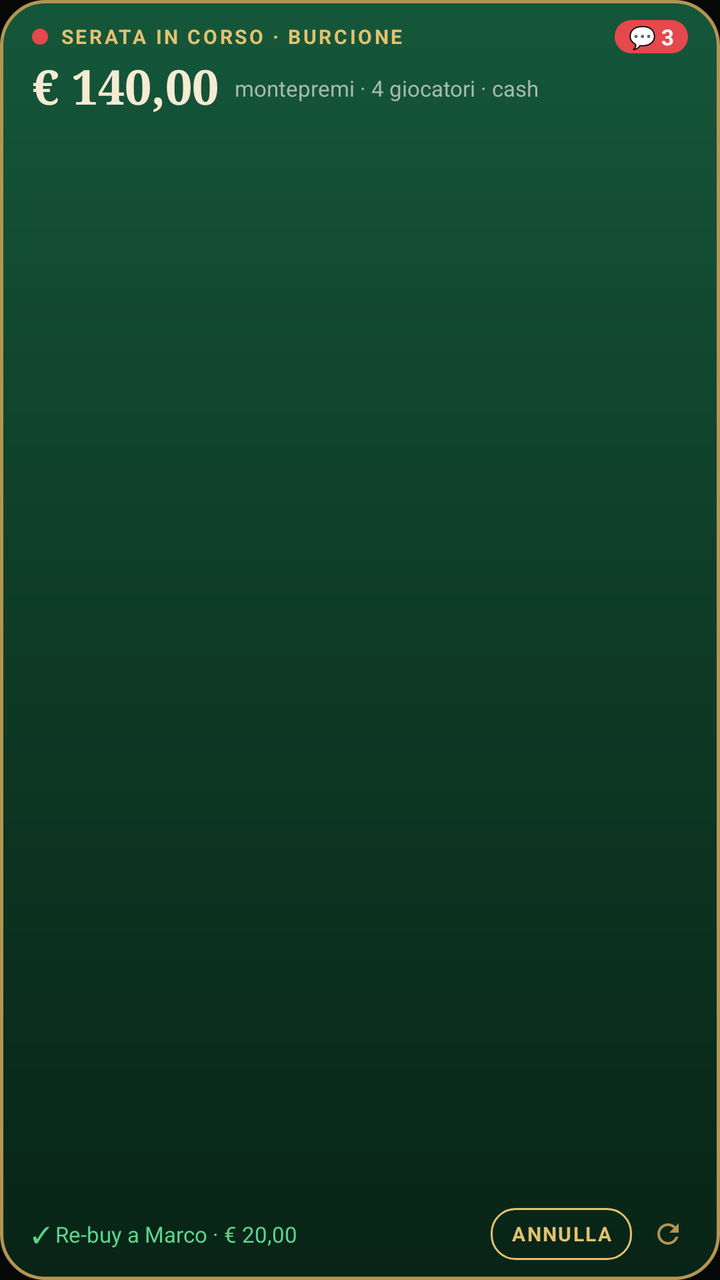
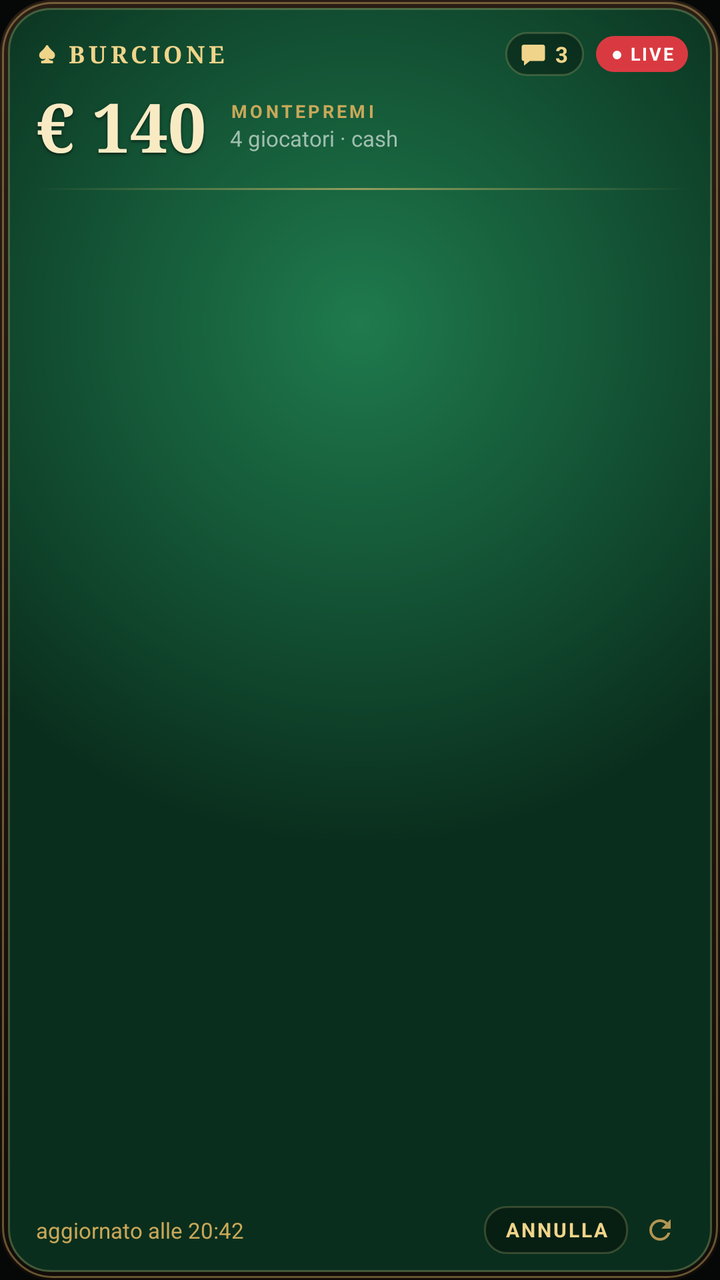

Compare the two renders of this Android layout. The source of the first and the diff that turns it into the second are given below.
<!-- AndroidManifest.xml: application theme Theme.HomePoker -->
<!-- res/layout/widget_live.xml -->
<?xml version="1.0" encoding="utf-8"?>
<LinearLayout xmlns:android="http://schemas.android.com/apk/res/android"
    android:id="@+id/root"
    android:layout_width="match_parent"
    android:layout_height="match_parent"
    android:background="@drawable/widget_bg"
    android:orientation="vertical"
    android:paddingStart="12dp"
    android:paddingEnd="12dp"
    android:paddingTop="10dp"
    android:paddingBottom="8dp">

    <LinearLayout
        android:id="@+id/head"
        android:layout_width="match_parent"
        android:layout_height="wrap_content"
        android:orientation="vertical"
        android:paddingStart="4dp"
        android:paddingEnd="4dp">
        <LinearLayout
            android:layout_width="match_parent"
            android:layout_height="wrap_content"
            android:gravity="center_vertical"
            android:orientation="horizontal">
            <ImageView
                android:layout_width="8dp"
                android:layout_height="8dp"
                android:layout_marginEnd="6dp"
                android:src="@drawable/live_dot" />
            <TextView
                android:id="@+id/label"
                android:layout_width="0dp"
                android:layout_height="wrap_content"
                android:layout_weight="1"
                android:ellipsize="end"
                android:maxLines="1"
                android:text="SERATA IN CORSO · BURCIONE"
                android:textColor="@color/gold"
                android:textSize="10sp"
                android:textStyle="bold"
                android:letterSpacing="0.12" />
            <TextView
                android:id="@+id/chat"
                android:layout_width="wrap_content"
                android:layout_height="wrap_content"
                android:background="@drawable/badge_bg"
                android:paddingStart="7dp"
                android:paddingEnd="7dp"
                android:paddingTop="1dp"
                android:paddingBottom="1dp"
                android:text="💬 3"
                android:textColor="#FFFFFF"
                android:textSize="11sp"
                android:textStyle="bold" />
        </LinearLayout>
        <LinearLayout
            android:layout_width="match_parent"
            android:layout_height="wrap_content"
            android:gravity="bottom"
            android:orientation="horizontal">
            <TextView
                android:id="@+id/big"
                android:layout_width="wrap_content"
                android:layout_height="wrap_content"
                android:maxLines="1"
                android:text="€ 140,00"
                android:textColor="@color/cream"
                android:textSize="24sp"
                android:textStyle="bold"
                android:fontFamily="serif" />
            <TextView
                android:id="@+id/sub"
                android:layout_width="0dp"
                android:layout_height="wrap_content"
                android:layout_weight="1"
                android:layout_marginStart="8dp"
                android:layout_marginBottom="4dp"
                android:ellipsize="end"
                android:maxLines="1"
                android:text="montepremi · 4 giocatori · cash"
                android:textColor="@color/muted"
                android:textSize="11sp" />
        </LinearLayout>
    </LinearLayout>

    <ListView
        android:id="@+id/list"
        android:layout_width="match_parent"
        android:layout_height="0dp"
        android:layout_weight="1"
        android:layout_marginTop="6dp"
        android:divider="@null"
        android:dividerHeight="0dp"
        android:scrollbars="none" />
    <TextView
        android:id="@+id/empty"
        android:layout_width="match_parent"
        android:layout_height="0dp"
        android:layout_weight="1"
        android:gravity="center"
        android:text="Nessun giocatore al tavolo"
        android:textColor="@color/muted"
        android:textSize="12sp"
        android:visibility="gone" />

    <LinearLayout
        android:layout_width="match_parent"
        android:layout_height="30dp"
        android:layout_marginTop="2dp"
        android:gravity="center_vertical"
        android:orientation="horizontal"
        android:paddingStart="4dp">
        <TextView
            android:id="@+id/status"
            android:layout_width="0dp"
            android:layout_height="wrap_content"
            android:layout_weight="1"
            android:ellipsize="end"
            android:maxLines="1"
            android:text="✓ Re-buy a Marco · € 20,00"
            android:textColor="@color/win"
            android:textSize="11sp" />
        <TextView
            android:id="@+id/undo"
            android:layout_width="wrap_content"
            android:layout_height="26dp"
            android:layout_marginStart="6dp"
            android:background="@drawable/btn_line"
            android:gravity="center"
            android:paddingStart="10dp"
            android:paddingEnd="10dp"
            android:text="ANNULLA"
            android:textColor="@color/gold"
            android:textSize="10sp"
            android:textStyle="bold"
            android:letterSpacing="0.08" />
        <ImageView
            android:id="@+id/refresh"
            android:layout_width="28dp"
            android:layout_height="28dp"
            android:layout_marginStart="4dp"
            android:padding="6dp"
            android:src="@drawable/ic_refresh" />
    </LinearLayout>
</LinearLayout>
<!-- resources referenced by this layout -->
<resources>
  <color name="cream">#F4EBD3</color>
  <color name="gold">#E3C16F</color>
  <color name="muted">#A8B8AE</color>
  <color name="win">#5FD38D</color>
  <!-- drawable badge_bg (drawable) -->
  <?xml version="1.0" encoding="utf-8"?>
  <shape xmlns:android="http://schemas.android.com/apk/res/android" android:shape="rectangle">
      <solid android:color="#E5484D" />
      <corners android:radius="10dp" />
  </shape>
  <!-- drawable btn_line (drawable) -->
  <?xml version="1.0" encoding="utf-8"?>
  <shape xmlns:android="http://schemas.android.com/apk/res/android" android:shape="rectangle">
      <solid android:color="#00000000" />
      <corners android:radius="12dp" />
      <stroke android:width="1dp" android:color="#E3C16F" />
  </shape>
  <!-- drawable ic_refresh (drawable) -->
  <vector xmlns:android="http://schemas.android.com/apk/res/android" android:width="16dp" android:height="16dp" android:viewportWidth="24" android:viewportHeight="24">
      <path android:fillColor="#B39552" android:pathData="M17.65,6.35C16.2,4.9 14.21,4 12,4c-4.42,0 -7.99,3.58 -7.99,8s3.57,8 7.99,8c3.73,0 6.84,-2.55 7.73,-6h-2.08c-0.82,2.33 -3.04,4 -5.65,4 -3.31,0 -6,-2.69 -6,-6s2.69,-6 6,-6c1.66,0 3.14,0.69 4.22,1.78L13,11h7V4l-2.35,2.35z"/>
  </vector>
  <!-- drawable live_dot (drawable) -->
  <?xml version="1.0" encoding="utf-8"?>
  <shape xmlns:android="http://schemas.android.com/apk/res/android" android:shape="oval">
      <solid android:color="#E5484D" />
      <size android:width="8dp" android:height="8dp" />
  </shape>
  <!-- drawable widget_bg (drawable) -->
  <?xml version="1.0" encoding="utf-8"?>
  <shape xmlns:android="http://schemas.android.com/apk/res/android" android:shape="rectangle">
      <gradient android:angle="270" android:startColor="#15573A" android:centerColor="#0E3B26" android:endColor="#082417" android:type="linear" />
      <corners android:radius="22dp" />
      <stroke android:width="1.5dp" android:color="#B39552" />
  </shape>
  <style name="Theme.HomePoker" parent="android:Theme.Material.NoActionBar">
          <item name="android:windowBackground">@color/felt_dark</item>
          <item name="android:statusBarColor">@color/felt_dark</item>
          <item name="android:navigationBarColor">@color/felt_dark</item>
      </style>
  <color name="felt_dark">#050807</color>
</resources>

<!-- the commit's change to res/layout/widget_live.xml (unified diff, before → after) -->
@@ -1,32 +1,30 @@
 <?xml version="1.0" encoding="utf-8"?>
-<LinearLayout xmlns:android="http://schemas.android.com/apk/res/android"
+<FrameLayout xmlns:android="http://schemas.android.com/apk/res/android"
     android:id="@+id/root"
     android:layout_width="match_parent"
     android:layout_height="match_parent"
-    android:background="@drawable/widget_bg"
+    android:background="@drawable/w_rail"
+    android:padding="4dp">
+<LinearLayout
+    android:layout_width="match_parent"
+    android:layout_height="match_parent"
+    android:background="@drawable/w_felt"
     android:orientation="vertical"
-    android:paddingStart="12dp"
+    android:paddingStart="14dp"
     android:paddingEnd="12dp"
-    android:paddingTop="10dp"
-    android:paddingBottom="8dp">
+    android:paddingTop="12dp"
+    android:paddingBottom="6dp">
 
     <LinearLayout
         android:id="@+id/head"
         android:layout_width="match_parent"
         android:layout_height="wrap_content"
-        android:orientation="vertical"
-        android:paddingStart="4dp"
-        android:paddingEnd="4dp">
+        android:orientation="vertical">
         <LinearLayout
             android:layout_width="match_parent"
             android:layout_height="wrap_content"
             android:gravity="center_vertical"
             android:orientation="horizontal">
-            <ImageView
-                android:layout_width="8dp"
-                android:layout_height="8dp"
-                android:layout_marginEnd="6dp"
-                android:src="@drawable/live_dot" />
             <TextView
                 android:id="@+id/label"
                 android:layout_width="0dp"
@@ -34,61 +32,99 @@
                 android:layout_weight="1"
                 android:ellipsize="end"
                 android:maxLines="1"
-                android:text="SERATA IN CORSO · BURCIONE"
-                android:textColor="@color/gold"
-                android:textSize="10sp"
+                android:text="♠&#xFE0E; BURCIONE"
+                android:textColor="#F0D48A"
+                android:textSize="12sp"
                 android:textStyle="bold"
-                android:letterSpacing="0.12" />
+                android:letterSpacing="0.16"
+                android:fontFamily="serif" />
             <TextView
                 android:id="@+id/chat"
                 android:layout_width="wrap_content"
-                android:layout_height="wrap_content"
-                android:background="@drawable/badge_bg"
+                android:layout_height="22dp"
+                android:layout_marginEnd="6dp"
+                android:background="@drawable/w_dark_pill"
+                android:drawableStart="@drawable/w_ic_chat"
+                android:drawablePadding="4dp"
+                android:gravity="center_vertical"
+                android:paddingStart="7dp"
+                android:paddingEnd="8dp"
+                android:text="3"
+                android:textColor="#F0D48A"
+                android:textSize="11sp"
+                android:textStyle="bold" />
+            <TextView
+                android:layout_width="wrap_content"
+                android:layout_height="18dp"
+                android:background="@drawable/w_live_pill"
+                android:gravity="center"
                 android:paddingStart="7dp"
                 android:paddingEnd="7dp"
-                android:paddingTop="1dp"
-                android:paddingBottom="1dp"
-                android:text="💬 3"
+                android:text="● LIVE"
                 android:textColor="#FFFFFF"
-                android:textSize="11sp"
-                android:textStyle="bold" />
+                android:textSize="9sp"
+                android:textStyle="bold"
+                android:letterSpacing="0.1" />
         </LinearLayout>
         <LinearLayout
             android:layout_width="match_parent"
             android:layout_height="wrap_content"
-            android:gravity="bottom"
+            android:layout_marginTop="2dp"
+            android:gravity="center_vertical"
             android:orientation="horizontal">
             <TextView
                 android:id="@+id/big"
                 android:layout_width="wrap_content"
                 android:layout_height="wrap_content"
                 android:maxLines="1"
-                android:text="€ 140,00"
-                android:textColor="@color/cream"
-                android:textSize="24sp"
+                android:text="€ 140"
+                android:textColor="#F8EBC4"
+                android:textSize="34sp"
                 android:textStyle="bold"
-                android:fontFamily="serif" />
-            <TextView
-                android:id="@+id/sub"
+                android:fontFamily="serif"
+                android:shadowColor="#99000000"
+                android:shadowDy="2"
+                android:shadowRadius="4" />
+            <LinearLayout
                 android:layout_width="0dp"
                 android:layout_height="wrap_content"
                 android:layout_weight="1"
-                android:layout_marginStart="8dp"
-                android:layout_marginBottom="4dp"
-                android:ellipsize="end"
-                android:maxLines="1"
-                android:text="montepremi · 4 giocatori · cash"
-                android:textColor="@color/muted"
-                android:textSize="11sp" />
+                android:layout_marginStart="12dp"
+                android:orientation="vertical">
+                <TextView
+                    android:layout_width="wrap_content"
+                    android:layout_height="wrap_content"
+                    android:text="MONTEPREMI"
+                    android:textColor="#C9A859"
+                    android:textSize="9sp"
+                    android:textStyle="bold"
+                    android:letterSpacing="0.16" />
+                <TextView
+                    android:id="@+id/sub"
+                    android:layout_width="wrap_content"
+                    android:layout_height="wrap_content"
+                    android:ellipsize="end"
+                    android:maxLines="1"
+                    android:text="4 giocatori · cash"
+                    android:textColor="#9FBFAE"
+                    android:textSize="11sp" />
+            </LinearLayout>
         </LinearLayout>
     </LinearLayout>
+
+    <ImageView
+        android:layout_width="match_parent"
+        android:layout_height="1dp"
+        android:layout_marginTop="8dp"
+        android:layout_marginBottom="2dp"
+        android:scaleType="fitXY"
+        android:src="@drawable/w_rule" />
 
     <ListView
         android:id="@+id/list"
         android:layout_width="match_parent"
         android:layout_height="0dp"
         android:layout_weight="1"
-        android:layout_marginTop="6dp"
         android:divider="@null"
         android:dividerHeight="0dp"
         android:scrollbars="none" />
@@ -99,17 +135,15 @@
         android:layout_weight="1"
         android:gravity="center"
         android:text="Nessun giocatore al tavolo"
-        android:textColor="@color/muted"
+        android:textColor="#9FBFAE"
         android:textSize="12sp"
         android:visibility="gone" />
 
     <LinearLayout
         android:layout_width="match_parent"
         android:layout_height="30dp"
-        android:layout_marginTop="2dp"
         android:gravity="center_vertical"
-        android:orientation="horizontal"
-        android:paddingStart="4dp">
+        android:orientation="horizontal">
         <TextView
             android:id="@+id/status"
             android:layout_width="0dp"
@@ -117,29 +151,30 @@
             android:layout_weight="1"
             android:ellipsize="end"
             android:maxLines="1"
-            android:text="✓ Re-buy a Marco · € 20,00"
-            android:textColor="@color/win"
+            android:text="aggiornato alle 20:42"
+            android:textColor="#C9A859"
             android:textSize="11sp" />
         <TextView
             android:id="@+id/undo"
             android:layout_width="wrap_content"
-            android:layout_height="26dp"
+            android:layout_height="24dp"
             android:layout_marginStart="6dp"
-            android:background="@drawable/btn_line"
+            android:background="@drawable/w_dark_pill"
             android:gravity="center"
             android:paddingStart="10dp"
             android:paddingEnd="10dp"
             android:text="ANNULLA"
-            android:textColor="@color/gold"
+            android:textColor="#F0D48A"
             android:textSize="10sp"
             android:textStyle="bold"
-            android:letterSpacing="0.08" />
+            android:letterSpacing="0.1" />
         <ImageView
             android:id="@+id/refresh"
             android:layout_width="28dp"
             android:layout_height="28dp"
-            android:layout_marginStart="4dp"
+            android:layout_marginStart="2dp"
             android:padding="6dp"
             android:src="@drawable/ic_refresh" />
     </LinearLayout>
 </LinearLayout>
+</FrameLayout>
<!-- resource entries referenced after the edit -->
@@ -1,38 +1,63 @@
 <!-- resources referenced by this layout -->
 <resources>
-  <color name="cream">#F4EBD3</color>
-  <color name="gold">#E3C16F</color>
-  <color name="muted">#A8B8AE</color>
-  <color name="win">#5FD38D</color>
-  <!-- drawable badge_bg (drawable) -->
-  <?xml version="1.0" encoding="utf-8"?>
-  <shape xmlns:android="http://schemas.android.com/apk/res/android" android:shape="rectangle">
-      <solid android:color="#E5484D" />
-      <corners android:radius="10dp" />
-  </shape>
-  <!-- drawable btn_line (drawable) -->
-  <?xml version="1.0" encoding="utf-8"?>
-  <shape xmlns:android="http://schemas.android.com/apk/res/android" android:shape="rectangle">
-      <solid android:color="#00000000" />
-      <corners android:radius="12dp" />
-      <stroke android:width="1dp" android:color="#E3C16F" />
-  </shape>
   <!-- drawable ic_refresh (drawable) -->
   <vector xmlns:android="http://schemas.android.com/apk/res/android" android:width="16dp" android:height="16dp" android:viewportWidth="24" android:viewportHeight="24">
       <path android:fillColor="#B39552" android:pathData="M17.65,6.35C16.2,4.9 14.21,4 12,4c-4.42,0 -7.99,3.58 -7.99,8s3.57,8 7.99,8c3.73,0 6.84,-2.55 7.73,-6h-2.08c-0.82,2.33 -3.04,4 -5.65,4 -3.31,0 -6,-2.69 -6,-6s2.69,-6 6,-6c1.66,0 3.14,0.69 4.22,1.78L13,11h7V4l-2.35,2.35z"/>
   </vector>
-  <!-- drawable live_dot (drawable) -->
+  <!-- drawable w_dark_pill (drawable) -->
+  <shape xmlns:android="http://schemas.android.com/apk/res/android" android:shape="rectangle">
+      <solid android:color="#59000000" />
+      <corners android:radius="11dp" />
+      <stroke android:width="1dp" android:color="#33F0D48A" />
+  </shape>
+  <!-- drawable w_felt (drawable) -->
   <?xml version="1.0" encoding="utf-8"?>
-  <shape xmlns:android="http://schemas.android.com/apk/res/android" android:shape="oval">
-      <solid android:color="#E5484D" />
-      <size android:width="8dp" android:height="8dp" />
+  <layer-list xmlns:android="http://schemas.android.com/apk/res/android">
+      <item>
+          <shape android:shape="rectangle">
+              <gradient android:type="radial" android:gradientRadius="260dp" android:centerX="0.5" android:centerY="0.25"
+                  android:startColor="#1F7A4D" android:centerColor="#145536" android:endColor="#0A2E1D" />
+              <corners android:radius="21dp" />
+          </shape>
+      </item>
+      <item>
+          <shape android:shape="rectangle">
+              <solid android:color="#00000000" />
+              <corners android:radius="21dp" />
+              <stroke android:width="1dp" android:color="#40F0D48A" android:dashWidth="0dp" />
+          </shape>
+      </item>
+  </layer-list>
+  <!-- drawable w_ic_chat (drawable) -->
+  <vector xmlns:android="http://schemas.android.com/apk/res/android" android:width="14dp" android:height="14dp" android:viewportWidth="24" android:viewportHeight="24">
+      <path android:fillColor="#F0D48A" android:pathData="M4,4h16a2,2 0 0,1 2,2v10a2,2 0 0,1 -2,2H9l-5,4v-4H4a2,2 0 0,1 -2,-2V6a2,2 0 0,1 2,-2z" />
+  </vector>
+  <!-- drawable w_live_pill (drawable) -->
+  <shape xmlns:android="http://schemas.android.com/apk/res/android" android:shape="rectangle">
+      <solid android:color="#D93A41" />
+      <corners android:radius="9dp" />
   </shape>
-  <!-- drawable widget_bg (drawable) -->
+  <!-- drawable w_rail (drawable) -->
   <?xml version="1.0" encoding="utf-8"?>
+  <layer-list xmlns:android="http://schemas.android.com/apk/res/android">
+      <item>
+          <shape android:shape="rectangle">
+              <gradient android:angle="270" android:startColor="#2A1D14" android:endColor="#120C08" />
+              <corners android:radius="26dp" />
+          </shape>
+      </item>
+      <item android:left="1dp" android:top="1dp" android:right="1dp" android:bottom="1dp">
+          <shape android:shape="rectangle">
+              <solid android:color="#00000000" />
+              <corners android:radius="25dp" />
+              <stroke android:width="1dp" android:color="#66E3C16F" />
+          </shape>
+      </item>
+  </layer-list>
+  <!-- drawable w_rule (drawable) -->
   <shape xmlns:android="http://schemas.android.com/apk/res/android" android:shape="rectangle">
-      <gradient android:angle="270" android:startColor="#15573A" android:centerColor="#0E3B26" android:endColor="#082417" android:type="linear" />
-      <corners android:radius="22dp" />
-      <stroke android:width="1.5dp" android:color="#B39552" />
+      <gradient android:angle="0" android:startColor="#00E3C16F" android:centerColor="#99E3C16F" android:endColor="#00E3C16F" />
+      <size android:height="1dp" />
   </shape>
   <style name="Theme.HomePoker" parent="android:Theme.Material.NoActionBar">
           <item name="android:windowBackground">@color/felt_dark</item>
